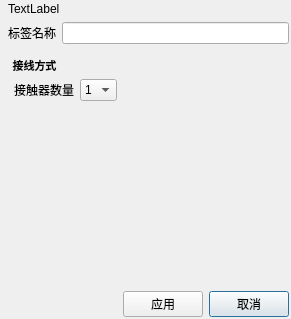
su0814/qt_spc100, file graphical_config/safety_param_dialog.ui: the form before one commit.
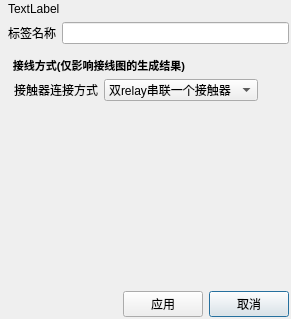
The form after the commit.

Commit message: 增加快的多删操作以及优化接线图

Diff of the .ui file:
```diff
--- a/graphical_config/safety_param_dialog.ui
+++ b/graphical_config/safety_param_dialog.ui
@@ -307,7 +307,7 @@
 QGroupBox::title { subcontrol-origin: margin; subcontrol-position: top left; }</string>
          </property>
          <property name="title">
-          <string>接线方式</string>
+          <string>接线方式(仅影响接线图的生成结果)</string>
          </property>
          <layout class="QGridLayout" name="gridLayout_7">
           <property name="leftMargin">
@@ -325,20 +325,25 @@
           <item row="0" column="0">
            <widget class="QLabel" name="label_5">
             <property name="text">
-             <string>接触器数量</string>
+             <string>接触器连接方式</string>
             </property>
            </widget>
           </item>
           <item row="0" column="1">
            <widget class="QComboBox" name="comboBox_contactors_num">
+            <property name="font">
+             <font>
+              <family>Arial</family>
+             </font>
+            </property>
             <item>
              <property name="text">
-              <string>1</string>
+              <string>双relay串联一个接触器</string>
              </property>
             </item>
             <item>
              <property name="text">
-              <string>2</string>
+              <string>双relay分别控制接触器</string>
              </property>
             </item>
            </widget>
```
The commit also changes 15 other files.
